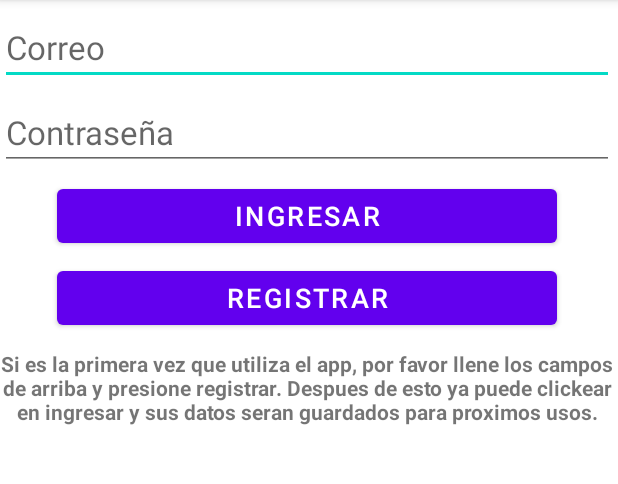
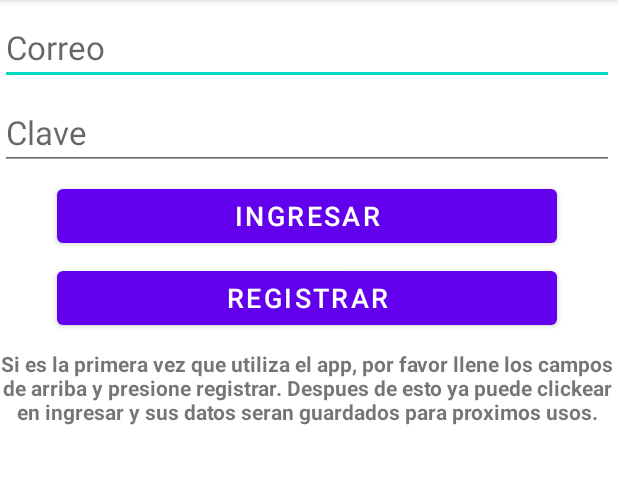
Before and after one commit to Euquimides/LegalWorkDesk, an Android app: the screen it shows after launch (MainActivity), on a phone screen of 412 x 824 dp, the part 84-568 px from its top. Run offline under Robolectric (Android 15) with nearby library versions, the phone set to English and light mode, and no system bars; our stand-ins replace Firebase (no records; nobody signed in at launch, a user with empty details on screens opened directly).

Commit message:
Se agregaron comentarios y se cambio Contraseña por Clave

```diff
--- a/app/src/main/java/com/example/legalworkdesk/MainActivity.java
+++ b/app/src/main/java/com/example/legalworkdesk/MainActivity.java
@@ -55,6 +55,7 @@ public class MainActivity extends AppCompatActivity {
         return error;
     }
 
+    //Verifica que los campos no estén vacíos
     public void verificarCampos() {
         if( TextUtils.isEmpty(etCorreo.getText())) {
             etCorreo.setError("El correo es requerido");
--- a/app/src/main/res/layout/activity_main.xml
+++ b/app/src/main/res/layout/activity_main.xml
@@ -30,7 +30,7 @@
             android:layout_height="wrap_content"
             android:ems="10"
             android:layout_marginTop="10px"
-            android:hint="@string/hContrasena"
+            android:hint="@string/hClave"
             android:textSize="22sp"
             android:inputType="textPassword" />
 
--- a/app/src/main/res/values/strings.xml
+++ b/app/src/main/res/values/strings.xml
@@ -13,7 +13,7 @@
     <string name="menu_slideshow">Slideshow</string>
 
     <string name="hCorreo">Correo</string>
-    <string name="hContrasena">Contraseña</string>
+    <string name="hClave">Clave</string>
     <string name="btIngresar">Ingresar</string>
     <string name="btRegistrar">Registrar</string>
 
```
